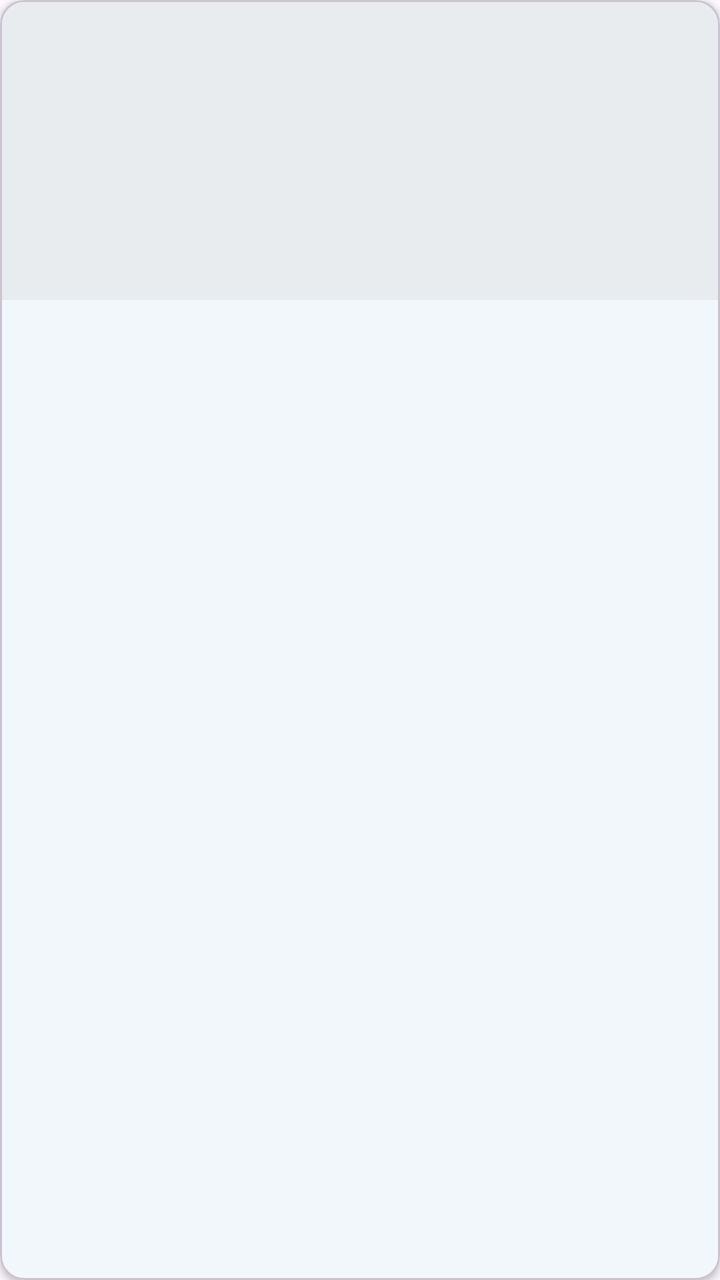
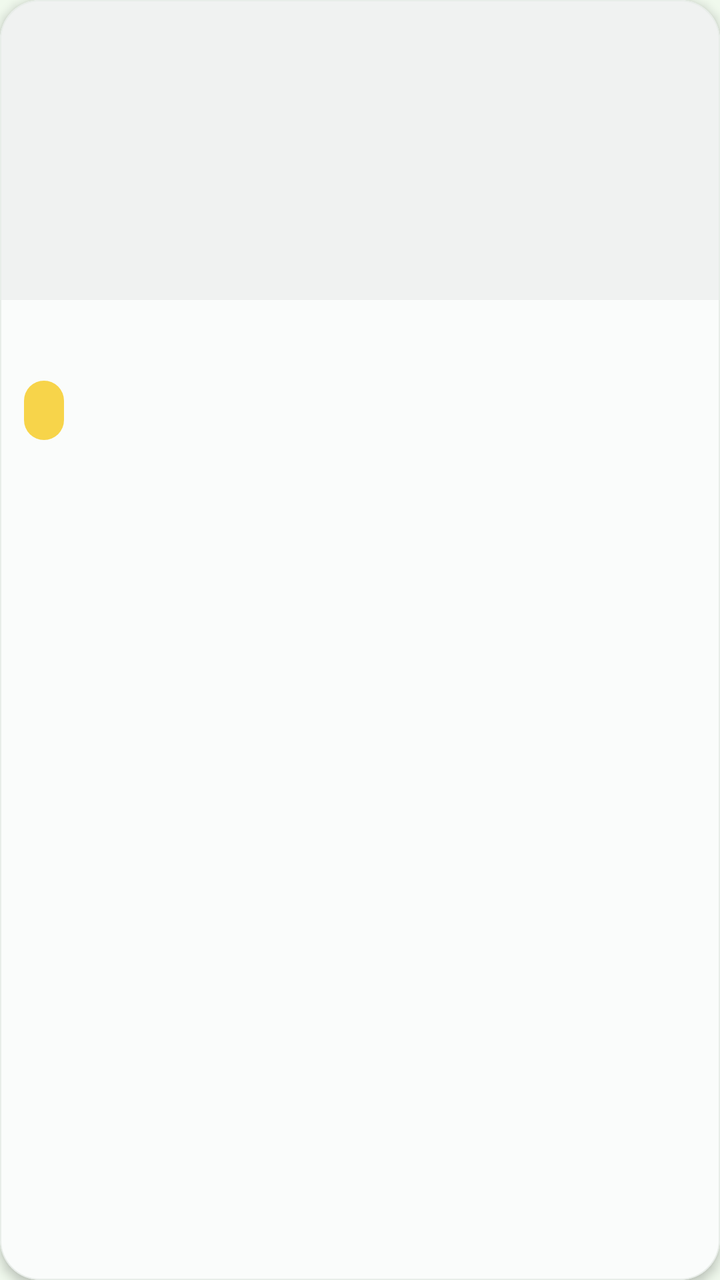

Two renders of the same Android screen: before a commit and after it. Below are the layout's source before the change and the commit's diff.
<!-- AndroidManifest.xml: application theme Theme.EtradeAndroid -->
<!-- res/layout/item_product.xml -->
<?xml version="1.0" encoding="utf-8"?>
<com.google.android.material.card.MaterialCardView xmlns:android="http://schemas.android.com/apk/res/android"
    xmlns:app="http://schemas.android.com/apk/res-auto"
    android:layout_width="match_parent"
    android:layout_height="wrap_content"
    android:layout_margin="@dimen/spacing_small"
    app:cardCornerRadius="@dimen/radius_large"
    app:cardElevation="@dimen/elevation_card"
    app:cardBackgroundColor="@color/background_white">

    <LinearLayout
        android:layout_width="match_parent"
        android:layout_height="wrap_content"
        android:orientation="vertical">

        
        <ImageView
            android:id="@+id/iv_product_image"
            android:layout_width="match_parent"
            android:layout_height="150dp"
            android:scaleType="centerCrop"
            android:background="@color/gray_100" />

        
        <LinearLayout
            android:layout_width="match_parent"
            android:layout_height="wrap_content"
            android:orientation="vertical"
            android:padding="@dimen/spacing_small">

            
            <TextView
                android:id="@+id/tv_product_name"
                android:layout_width="match_parent"
                android:layout_height="wrap_content"
                android:maxLines="2"
                android:ellipsize="end"
                android:textSize="@dimen/text_size_body"
                android:textColor="@color/text_primary"
                android:textStyle="bold"
                android:lineSpacingMultiplier="1.3" />

            
            <TextView
                android:id="@+id/tv_product_price"
                android:layout_width="match_parent"
                android:layout_height="wrap_content"
                android:layout_marginTop="@dimen/spacing_xs"
                android:textSize="@dimen/text_size_price"
                android:textColor="@color/accent_orange"
                android:textStyle="bold" />

        </LinearLayout>
    </LinearLayout>
</com.google.android.material.card.MaterialCardView>
<!-- resources referenced by this layout -->
<resources>
  <color name="accent_orange">#F5A623</color>
  <color name="background_white">#FFFFFF</color>
  <color name="gray_100">#E9ECEF</color>
  <color name="text_primary">#212529</color>
  <dimen name="elevation_card">2dp</dimen>
  <dimen name="radius_large">12dp</dimen>
  <dimen name="spacing_small">8dp</dimen>
  <dimen name="spacing_xs">4dp</dimen>
  <dimen name="text_size_body">14sp</dimen>
  <dimen name="text_size_price">18sp</dimen>
  <style name="Theme.EtradeAndroid" parent="Base.Theme.EtradeAndroid" />
  <style name="Base.Theme.EtradeAndroid" parent="Theme.Material3.DayNight.NoActionBar">
          <item name="colorPrimary">@color/primary_blue</item>
          <item name="colorOnPrimary">@color/white</item>
          <item name="colorSecondary">@color/accent_orange</item>
          <item name="colorOnSecondary">@color/white</item>
          <item name="android:statusBarColor">@color/primary_blue_dark</item>
          <item name="android:navigationBarColor">@color/white</item>
          <item name="colorSurface">@color/background_white</item>
          <item name="colorOnSurface">@color/text_primary</item>
      </style>
  <color name="primary_blue">#4A90E2</color>
  <color name="white">#FFFFFFFF</color>
  <color name="primary_blue_dark">#357ABD</color>
</resources>

<!-- the commit's change to res/layout/item_product.xml (unified diff, before → after) -->
@@ -3,10 +3,12 @@
     xmlns:app="http://schemas.android.com/apk/res-auto"
     android:layout_width="match_parent"
     android:layout_height="wrap_content"
-    android:layout_margin="@dimen/spacing_small"
-    app:cardCornerRadius="@dimen/radius_large"
-    app:cardElevation="@dimen/elevation_card"
-    app:cardBackgroundColor="@color/background_white">
+    android:layout_margin="8dp"
+    app:cardCornerRadius="20dp"
+    app:cardElevation="3dp"
+    app:cardBackgroundColor="@color/background_card"
+    app:strokeWidth="0.5dp"
+    app:strokeColor="@color/divider">
 
     <LinearLayout
         android:layout_width="match_parent"
@@ -26,7 +28,7 @@
             android:layout_width="match_parent"
             android:layout_height="wrap_content"
             android:orientation="vertical"
-            android:padding="@dimen/spacing_small">
+            android:padding="12dp">
 
             
             <TextView
@@ -35,7 +37,7 @@
                 android:layout_height="wrap_content"
                 android:maxLines="2"
                 android:ellipsize="end"
-                android:textSize="@dimen/text_size_body"
+                android:textSize="15sp"
                 android:textColor="@color/text_primary"
                 android:textStyle="bold"
                 android:lineSpacingMultiplier="1.3" />
@@ -43,12 +45,17 @@
             
             <TextView
                 android:id="@+id/tv_product_price"
-                android:layout_width="match_parent"
+                android:layout_width="wrap_content"
                 android:layout_height="wrap_content"
-                android:layout_marginTop="@dimen/spacing_xs"
-                android:textSize="@dimen/text_size_price"
-                android:textColor="@color/accent_orange"
-                android:textStyle="bold" />
+                android:layout_marginTop="8dp"
+                android:paddingStart="10dp"
+                android:paddingEnd="10dp"
+                android:paddingTop="4dp"
+                android:paddingBottom="4dp"
+                android:textSize="16sp"
+                android:textColor="@color/text_price"
+                android:textStyle="bold"
+                android:background="@drawable/bg_price_tag" />
 
         </LinearLayout>
     </LinearLayout>
<!-- resource entries referenced after the edit -->
@@ -1,28 +1,60 @@
 <!-- resources referenced by this layout -->
 <resources>
-  <color name="accent_orange">#F5A623</color>
+  <color name="background_card">#FAFCFB</color>
+  <color name="divider">#E8EDE9</color>
   <color name="background_white">#FFFFFF</color>
-  <color name="gray_100">#E9ECEF</color>
-  <color name="text_primary">#212529</color>
-  <dimen name="elevation_card">2dp</dimen>
-  <dimen name="radius_large">12dp</dimen>
-  <dimen name="spacing_small">8dp</dimen>
-  <dimen name="spacing_xs">4dp</dimen>
-  <dimen name="text_size_body">14sp</dimen>
-  <dimen name="text_size_price">18sp</dimen>
+  <color name="background_light">#F0F9ED</color>
+  <style name="ShapeAppearance.Etrade.Small" parent="ShapeAppearance.Material3.SmallComponent">
+          <item name="cornerFamily">rounded</item>
+          <item name="cornerSize">12dp</item>
+      </style>
+  <style name="ShapeAppearance.Etrade.Medium" parent="ShapeAppearance.Material3.MediumComponent">
+          <item name="cornerFamily">rounded</item>
+          <item name="cornerSize">16dp</item>
+      </style>
+  <style name="ShapeAppearance.Etrade.Large" parent="ShapeAppearance.Material3.LargeComponent">
+          <item name="cornerFamily">rounded</item>
+          <item name="cornerSize">20dp</item>
+      </style>
+  <color name="gray_100">#F0F2F1</color>
+  <color name="text_price">#E5C23A</color>
+  <color name="text_primary">#1F2E1C</color>
+  <!-- drawable bg_price_tag (drawable) -->
+  <?xml version="1.0" encoding="utf-8"?>
+  <shape xmlns:android="http://schemas.android.com/apk/res/android">
+      
+      <solid android:color="@color/accent_yellow" />
+      
+      <corners android:radius="12dp" />
+  </shape>
   <style name="Theme.EtradeAndroid" parent="Base.Theme.EtradeAndroid" />
+  <color name="accent_yellow">#F7D44A</color>
   <style name="Base.Theme.EtradeAndroid" parent="Theme.Material3.DayNight.NoActionBar">
-          <item name="colorPrimary">@color/primary_blue</item>
+          
+          <item name="colorPrimary">@color/primary_green</item>
           <item name="colorOnPrimary">@color/white</item>
-          <item name="colorSecondary">@color/accent_orange</item>
-          <item name="colorOnSecondary">@color/white</item>
-          <item name="android:statusBarColor">@color/primary_blue_dark</item>
-          <item name="android:navigationBarColor">@color/white</item>
+          <item name="colorPrimaryVariant">@color/primary_green_dark</item>
+          
+          
+          <item name="colorSecondary">@color/accent_yellow</item>
+          <item name="colorOnSecondary">@color/text_primary</item>
+          
+          
+          <item name="android:statusBarColor">@color/primary_green</item>
+          <item name="android:navigationBarColor">@color/background_white</item>
+          
+          
+          <item name="android:windowBackground">@color/background_light</item>
           <item name="colorSurface">@color/background_white</item>
           <item name="colorOnSurface">@color/text_primary</item>
+          
+          
+          <item name="shapeAppearanceSmallComponent">@style/ShapeAppearance.Etrade.Small</item>
+          <item name="shapeAppearanceMediumComponent">@style/ShapeAppearance.Etrade.Medium</item>
+          <item name="shapeAppearanceLargeComponent">@style/ShapeAppearance.Etrade.Large</item>
       </style>
-  <color name="primary_blue">#4A90E2</color>
+  <color name="primary_green">#2E8B57</color>
   <color name="white">#FFFFFFFF</color>
-  <color name="primary_blue_dark">#357ABD</color>
+  <color name="primary_green_dark">#267347</color>
 </resources>
 
